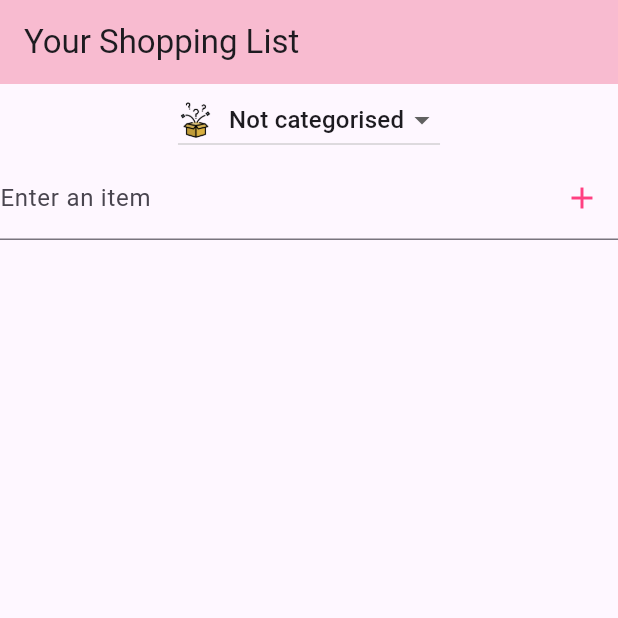
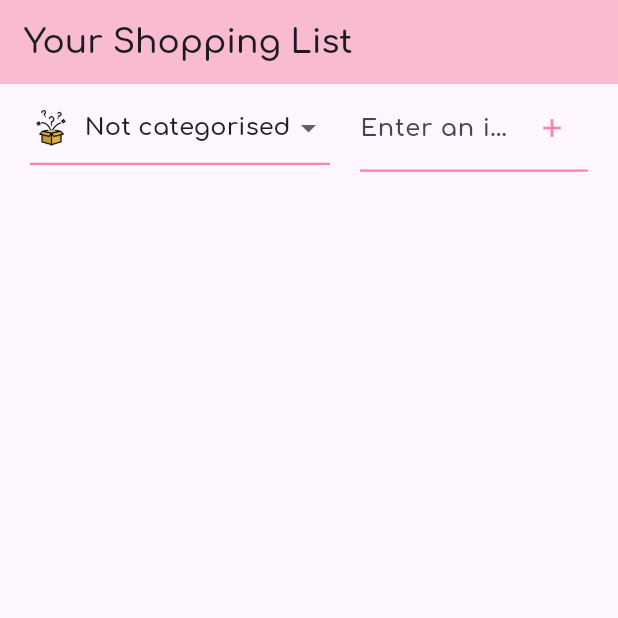
Before and after one commit to cecilica/Dart_2025, a Flutter app: the screen it shows after launch, on a phone screen of 412 x 824 dp, the top half of it. Run offline on Flutter 3.47's test engine with Material 3 defaults, Android fonts, the phone set to English and light mode, and no system bars.

Commit message:
add style changes

```diff
--- a/lab6/lib/main.dart
+++ b/lab6/lib/main.dart
@@ -11,6 +11,7 @@ class MyApp extends StatelessWidget {
   @override
   Widget build(BuildContext context) {
     return MaterialApp(
+      theme: ThemeData(fontFamily: 'Comfortaa'),
       title: 'Shopping List',
       home: const ShoppingListHomePage(title: 'Your Shopping List'),
     );
--- a/lab6/lib/screens/shopping_list_screen.dart
+++ b/lab6/lib/screens/shopping_list_screen.dart
@@ -15,7 +15,9 @@ class _ShoppingListState extends State<ShoppingListHomePage> {
   final TextEditingController _controller = TextEditingController();
   final List<Map<String, String>> _shoppingList = [];
   String _selectedCategory = 'Groceries';
-  Map<String, String> _categoryImages = {}; // Store category images
+  Map<String, String> _categoryImages = {};
+  final GlobalKey<CategoryDropdownState> _categoryDropdownKey =
+      GlobalKey<CategoryDropdownState>();
 
   @override
   void initState() {
@@ -27,9 +29,10 @@ class _ShoppingListState extends State<ShoppingListHomePage> {
     final categories = await CategoryService.loadCategories();
     setState(() {
       _categoryImages = {
-        for (var category in categories) category['name']!: category['image']!
+        for (var category in categories) category['name']!: category['image']!,
       };
-      _selectedCategory = categories.isNotEmpty ? categories.first['name']! : 'Groceries';
+      _selectedCategory =
+          categories.isNotEmpty ? categories.first['name']! : 'Groceries';
     });
   }
 
@@ -38,22 +41,74 @@ class _ShoppingListState extends State<ShoppingListHomePage> {
       if (_controller.text.isNotEmpty) {
         String itemName = _controller.text.trim();
 
-        if (_shoppingList.any((item) => item['name'] == itemName && item['category'] == _selectedCategory)) {
-          _showDialog('Duplicate Item', 'The item "$itemName" already exists in "$_selectedCategory".');
+        if (_shoppingList.any(
+          (item) =>
+              item['name'] == itemName && item['category'] == _selectedCategory,
+        )) {
+          _showDialog(
+            'Duplicate Item',
+            'The item "$itemName" already exists in "$_selectedCategory".',
+          );
           return;
         }
 
         _shoppingList.add({'name': itemName, 'category': _selectedCategory});
         _controller.clear();
+
+        // Reset the selected category to the first one in the list
+        if (_categoryImages.isNotEmpty) {
+          String firstCategory = _categoryImages.keys.first;
+          setState(() {
+            _selectedCategory = firstCategory;
+          });
+        }
+
+        _categoryDropdownKey.currentState?.resetCategory(_selectedCategory);
       } else {
         _showDialog('Empty Field', 'Please enter an item.');
       }
     });
   }
 
+  void _removeItemFromList(int index) {
+    setState(() {
+      _shoppingList.removeAt(index);
+    });
+  }
+
   void _removeItem(int index) {
     setState(() {
-      _shoppingList.removeAt(index);
+      showDialog(
+        context: context,
+        builder: (BuildContext context) {
+          return AlertDialog(
+            title: const Text('Remove Item'),
+            content: Text(
+              'Are you sure you want to remove "${_shoppingList[index]['name']}" from the list?',
+            ),
+            actions: <Widget>[
+              Row(
+                mainAxisAlignment: MainAxisAlignment.spaceEvenly,
+                children: [
+                  TextButton(
+                    onPressed: () {
+                      Navigator.of(context).pop();
+                    },
+                    child: const Text('Cancel'),
+                  ),
+                  TextButton(
+                    onPressed: () {
+                      _removeItemFromList(index);
+                      Navigator.of(context).pop();
+                    },
+                    child: const Text('Remove'),
+                  ),
+                ],
+              ),
+            ],
+          );
+        },
+      );
     });
   }
 
@@ -65,9 +120,11 @@ class _ShoppingListState extends State<ShoppingListHomePage> {
           title: Text(title),
           content: Text(content),
           actions: [
-            TextButton(
+            Center(
+              child: TextButton(
                 onPressed: () => Navigator.of(context).pop(),
                 child: const Text('OK'),
+              ),
             ),
           ],
         );
@@ -84,33 +141,94 @@ class _ShoppingListState extends State<ShoppingListHomePage> {
       ),
       body: Column(
         children: [
+          Row(
+            children: [
+              SizedBox.fromSize(
+                size: Size(220, 60),
+                child: Padding(
+                  padding: EdgeInsets.only(
+                    left: 20.0,
+                    right: 0.0,
+                    top: 5.0,
+                    bottom: 0.0,
+                  ),
+                  child: Column(
+                    children: [
                       CategoryDropdown(
+                        key: _categoryDropdownKey,
                         onCategorySelected: (category) {
                           setState(() {
                             _selectedCategory = category;
                           });
                         },
                       ),
+                      _customDivider(),
+                    ],
+                  ),
+                ),
+              ),
+              const SizedBox(width: 20),
+              Expanded(
+                child: Padding(
+                  padding: const EdgeInsets.only(
+                    left: 0.0,
+                    right: 20.0,
+                    top: 0.0,
+                    bottom: 0.0,
+                  ),
+                  child: Column(
+                    children: [
                       TextField(
                         controller: _controller,
                         decoration: InputDecoration(
-              labelText: 'Enter an item',
-              suffixIcon: IconButton(
-                icon: const Icon(Icons.add, color: Colors.pinkAccent),
+                          labelText: 'Enter an item for your list',
+                          border: InputBorder.none,
+                          suffixIcon: buildTooltip(
+                            message: 'Add Item',
+                            child: IconButton(
+                              icon: Icon(
+                                Icons.add,
+                                color: Colors.pinkAccent[100],
+                                size: 20.0,
+                              ),
                               onPressed: _addItem,
                             ),
                           ),
+                        ),
                         onSubmitted: (_) => _addItem(),
+                      ),
+                      _customDivider(),
+                    ],
+                  ),
+                ),
+              ),
+            ],
           ),
           Expanded(
             child: ShoppingListGrid(
               shoppingList: _shoppingList,
               onRemoveItem: _removeItem,
-              categoryImages: _categoryImages, // Pass category images
+              categoryImages: _categoryImages,
             ),
           ),
         ],
       ),
     );
   }
+
+  Widget buildTooltip({required Widget child, required String message}) {
+    return Tooltip(
+      message: message,
+      padding: EdgeInsets.only(left: 8.0, right: 8.0, top: 4.0, bottom: 3.0),
+      decoration: BoxDecoration(
+        color: Colors.pink[300],
+        borderRadius: BorderRadius.circular(4.0),
+      ),
+      child: child,
+    );
   }
+
+  Widget _customDivider() {
+    return Divider(height: 1.0, color: Colors.pinkAccent[100], thickness: 1.5);
+  }
+}
--- a/lab6/lib/widgets/category_dropdown.dart
+++ b/lab6/lib/widgets/category_dropdown.dart
@@ -7,10 +7,10 @@ class CategoryDropdown extends StatefulWidget {
   const CategoryDropdown({super.key, required this.onCategorySelected});
 
   @override
-  _CategoryDropdownState createState() => _CategoryDropdownState();
+  CategoryDropdownState createState() => CategoryDropdownState();
 }
 
-class _CategoryDropdownState extends State<CategoryDropdown> {
+class CategoryDropdownState extends State<CategoryDropdown> {
   List<Map<String, String>> _categories = [];
   String? _selectedCategory;
 
@@ -24,7 +24,8 @@ class _CategoryDropdownState extends State<CategoryDropdown> {
     final categories = await CategoryService.loadCategories();
     setState(() {
       _categories = categories;
-      _selectedCategory = categories.isNotEmpty ? categories.first['name'] : null;
+      _selectedCategory =
+          categories.isNotEmpty ? categories.first['name'] : null;
     });
     widget.onCategorySelected(_selectedCategory!);
   }
@@ -33,7 +34,8 @@ class _CategoryDropdownState extends State<CategoryDropdown> {
   Widget build(BuildContext context) {
     return DropdownButton<String>(
       value: _selectedCategory,
-      items: _categories.map((category) {
+      items:
+          _categories.map((category) {
             return DropdownMenuItem(
               value: category['name'],
               child: Row(
@@ -45,6 +47,7 @@ class _CategoryDropdownState extends State<CategoryDropdown> {
               ),
             );
           }).toList(),
+      underline: Container(height: 0),
       onChanged: (newCategory) {
         setState(() {
           _selectedCategory = newCategory;
@@ -53,4 +56,10 @@ class _CategoryDropdownState extends State<CategoryDropdown> {
       },
     );
   }
+
+  void resetCategory(String category) {
+    setState(() {
+      _selectedCategory = category;
+    });
   }
+}
--- a/lab6/lib/widgets/shopping_list_grid.dart
+++ b/lab6/lib/widgets/shopping_list_grid.dart
@@ -17,7 +17,7 @@ class ShoppingListGrid extends StatelessWidget {
   Widget build(BuildContext context) {
     return GridView.builder(
       gridDelegate: const SliverGridDelegateWithFixedCrossAxisCount(
-        crossAxisCount: 3,
+        crossAxisCount: 4,
         crossAxisSpacing: 2.0,
         mainAxisSpacing: 2.0,
       ),
```
Also changed, not shown: lab6/lib/services/category_service.dart (+11 -5 lines), lab6/lib/widgets/shopping_list_item.dart (+32 -4 lines), lab6/pubspec.yaml (+7 -1 lines), lab6/assets/fonts/comfortaa-latin-600-normal.ttf (added), 1 other file. Lines whose indentation alone changed are shown as unchanged.
